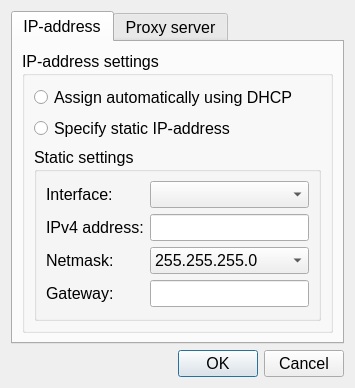
Old version of the form BerrybootGUI2.0/networksettingsdialog.ui in the repository maxnet/berryboot.
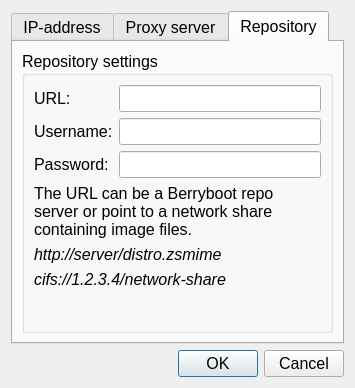
New version of the form. The open tabs and pages were chosen to show the change.

Commit message:
Add support for installing images from CIFS network share
Closes #96

```diff
--- a/BerrybootGUI2.0/networksettingsdialog.ui
+++ b/BerrybootGUI2.0/networksettingsdialog.ui
@@ -320,6 +320,93 @@
        </item>
       </layout>
      </widget>
+     <widget class="QWidget" name="repotab">
+      <attribute name="title">
+       <string>Repository</string>
+      </attribute>
+      <layout class="QHBoxLayout" name="horizontalLayout_3">
+       <item>
+        <widget class="QGroupBox" name="groupBox_3">
+         <property name="title">
+          <string>Repository settings</string>
+         </property>
+         <layout class="QFormLayout" name="formLayout_3">
+          <property name="fieldGrowthPolicy">
+           <enum>QFormLayout::ExpandingFieldsGrow</enum>
+          </property>
+          <item row="0" column="0">
+           <widget class="QLabel" name="label_9">
+            <property name="text">
+             <string>URL:</string>
+            </property>
+           </widget>
+          </item>
+          <item row="0" column="1">
+           <widget class="QLineEdit" name="repoEdit"/>
+          </item>
+          <item row="4" column="0" colspan="2">
+           <widget class="QLabel" name="label_10">
+            <property name="text">
+             <string>The URL can be a Berryboot repo server or point to a network share containing image files.</string>
+            </property>
+            <property name="wordWrap">
+             <bool>true</bool>
+            </property>
+           </widget>
+          </item>
+          <item row="5" column="0" colspan="2">
+           <widget class="QLabel" name="label_11">
+            <property name="font">
+             <font>
+              <italic>true</italic>
+             </font>
+            </property>
+            <property name="text">
+             <string>http://server/distro.zsmime</string>
+            </property>
+           </widget>
+          </item>
+          <item row="6" column="0" colspan="2">
+           <widget class="QLabel" name="label_12">
+            <property name="font">
+             <font>
+              <italic>true</italic>
+             </font>
+            </property>
+            <property name="text">
+             <string>cifs://1.2.3.4/network-share</string>
+            </property>
+           </widget>
+          </item>
+          <item row="1" column="0">
+           <widget class="QLabel" name="label_13">
+            <property name="text">
+             <string>Username:</string>
+            </property>
+           </widget>
+          </item>
+          <item row="1" column="1">
+           <widget class="QLineEdit" name="repoUserEdit"/>
+          </item>
+          <item row="2" column="0">
+           <widget class="QLabel" name="label_14">
+            <property name="text">
+             <string>Password:</string>
+            </property>
+           </widget>
+          </item>
+          <item row="2" column="1">
+           <widget class="QLineEdit" name="repoPassEdit">
+            <property name="echoMode">
+             <enum>QLineEdit::Password</enum>
+            </property>
+           </widget>
+          </item>
+         </layout>
+        </widget>
+       </item>
+      </layout>
+     </widget>
     </widget>
    </item>
    <item>
```
The commit also changes 7 other files.
